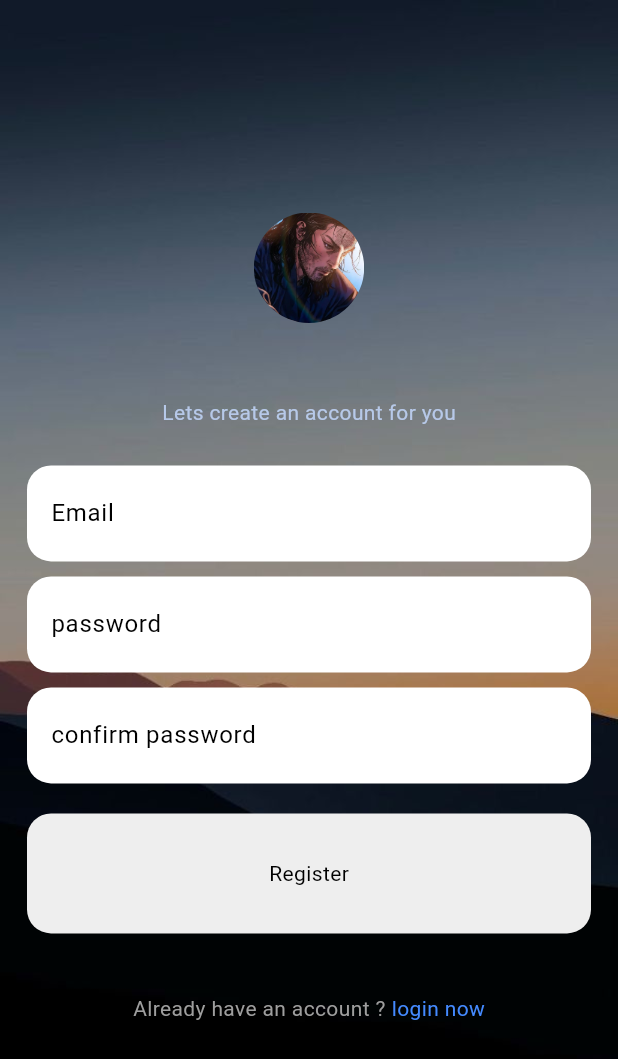
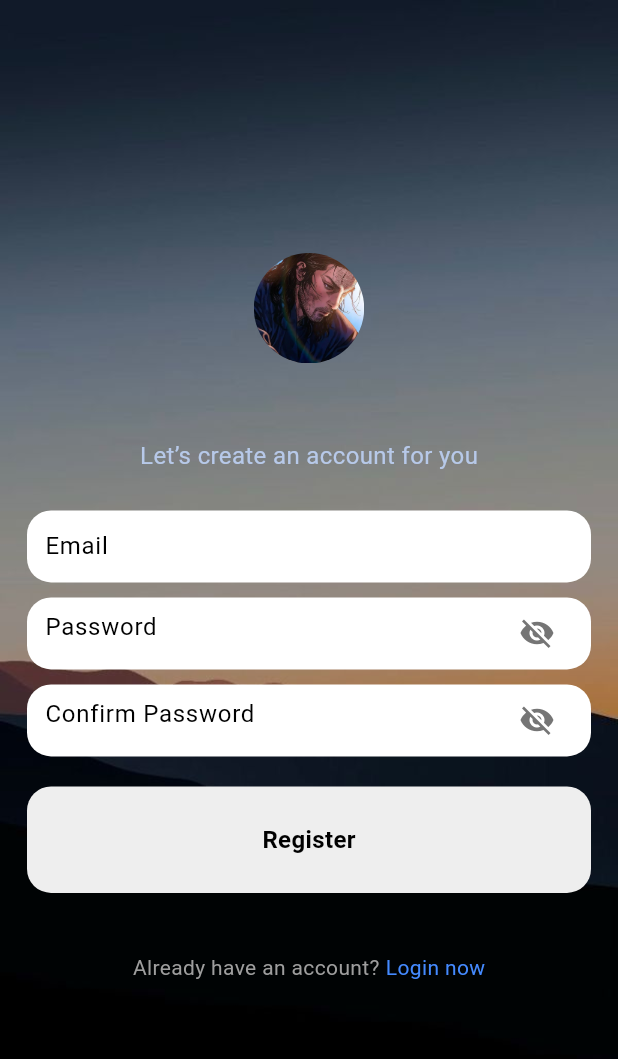
Before and after one commit to nerokome/nerochat, a Flutter app: the screen it shows after launch, after a tap on "Register now", on a phone screen of 412 x 824 dp. Shown: the top 1059 px of the screen. Run offline on Flutter 3.47's test engine with Material 3 defaults, Android fonts, the phone set to English and light mode, and no system bars; our stand-ins replace cloud_firestore, firebase_auth, firebase_core; accounts and stored records are empty; network calls fail.

```diff
--- a/lib/pages/Register_page.dart
+++ b/lib/pages/Register_page.dart
@@ -13,6 +13,10 @@ class _RegisterPageState extends State<RegisterPage> {
   final _emailController = TextEditingController();
   final _passWordController = TextEditingController();
   final _confirmPasswordController = TextEditingController();
+
+  bool _obscurePassword = true;
+  bool _obscureConfirmPassword = true;
+
   @override
   void dispose() {
     _emailController.dispose();
@@ -30,11 +34,8 @@ class _RegisterPageState extends State<RegisterPage> {
   }
 
   bool passwordConfirmed() {
-    if (_passWordController.text.trim() ==
-        _confirmPasswordController.text.trim()) {
-      return true;
-    } else
-      return false;
+    return _passWordController.text.trim() ==
+        _confirmPasswordController.text.trim();
   }
 
   @override
@@ -42,122 +43,112 @@ class _RegisterPageState extends State<RegisterPage> {
     return Scaffold(
       backgroundColor: Theme.of(context).colorScheme.background,
       body: Container(
-        decoration: BoxDecoration(
+        decoration: const BoxDecoration(
           image: DecorationImage(
             image: AssetImage('lib/images/pp.png'),
             fit: BoxFit.cover,
           ),
         ),
         child: Center(
+          child: SingleChildScrollView(
             child: Column(
               mainAxisAlignment: MainAxisAlignment.center,
-
               children: [
                 ClipOval(child: Image.asset('lib/images/vaga.png', scale: 10)),
-              SizedBox(height: 50),
-              Text(
-                'Lets create an account for you',
+                const SizedBox(height: 50),
+                const Text(
+                  'Let’s create an account for you',
                   style: TextStyle(
-                  color: const Color.fromARGB(255, 183, 201, 233),
+                    color: Color.fromARGB(255, 183, 201, 233),
+                    fontSize: 16,
                   ),
                 ),
-              SizedBox(height: 25),
+                const SizedBox(height: 25),
+
+                // Email
+                _buildInputField(
+                  controller: _emailController,
+                  hintText: 'Email',
+                  obscureText: false,
+                ),
+
+                const SizedBox(height: 10),
+
+                // Password
+                _buildInputField(
+                  controller: _passWordController,
+                  hintText: 'Password',
+                  obscureText: _obscurePassword,
+                  toggleVisibility: () {
+                    setState(() {
+                      _obscurePassword = !_obscurePassword;
+                    });
+                  },
+                  isPasswordField: true,
+                  isObscured: _obscurePassword,
+                ),
+
+                const SizedBox(height: 10),
+
+                // Confirm Password
+                _buildInputField(
+                  controller: _confirmPasswordController,
+                  hintText: 'Confirm Password',
+                  obscureText: _obscureConfirmPassword,
+                  toggleVisibility: () {
+                    setState(() {
+                      _obscureConfirmPassword = !_obscureConfirmPassword;
+                    });
+                  },
+                  isPasswordField: true,
+                  isObscured: _obscureConfirmPassword,
+                ),
+
+                const SizedBox(height: 20),
+
+                // Register button
                 Padding(
                   padding: const EdgeInsets.symmetric(horizontal: 18),
+
+                  child: GestureDetector(
+                    onTap: register,
                     child: Container(
-                  padding: EdgeInsets.all(8),
+                      padding: const EdgeInsets.all(24),
                       decoration: BoxDecoration(
                         borderRadius: BorderRadius.circular(16),
-                    color: Theme.of(context).colorScheme.tertiary,
+                        color: Theme.of(context).colorScheme.secondary,
                       ),
-                  child: Padding(
-                    padding: const EdgeInsets.only(left: 8),
-                    child: TextField(
-                      decoration: InputDecoration(
-                        border: InputBorder.none,
-                        hintText: 'Email',
-                      ),
-                      controller: _emailController,
+                      child: Center(
+                        child: Text(
+                          'Register',
+                          style: TextStyle(
+                            color: Theme.of(context).colorScheme.inversePrimary,
+                            fontWeight: FontWeight.bold,
+                            fontSize: 16,
                           ),
                         ),
                       ),
                     ),
-              SizedBox(height: 10),
-              Padding(
-                padding: const EdgeInsets.symmetric(horizontal: 18),
-                child: Container(
-                  padding: EdgeInsets.all(8),
-                  decoration: BoxDecoration(
-                    borderRadius: BorderRadius.circular(16),
-                    color: Theme.of(context).colorScheme.tertiary,
-                  ),
-                  child: Padding(
-                    padding: const EdgeInsets.only(left: 8),
-                    child: TextField(
-                      decoration: const InputDecoration(
-                        border: InputBorder.none,
-                        hintText: 'password',
-                      ),
-                      obscureText: true,
-                      controller: _passWordController,
                   ),
                 ),
-                ),
-              ),
-              SizedBox(height: 10),
-              Padding(
-                padding: const EdgeInsets.symmetric(horizontal: 18),
-                child: Container(
-                  padding: EdgeInsets.all(8),
-                  decoration: BoxDecoration(
-                    borderRadius: BorderRadius.circular(16),
-                    color: Theme.of(context).colorScheme.tertiary,
-                  ),
-                  child: Padding(
-                    padding: const EdgeInsets.only(left: 8),
-                    child: TextField(
-                      decoration: const InputDecoration(
-                        border: InputBorder.none,
-                        hintText: 'confirm password',
-                      ),
-                      obscureText: true,
-                      controller: _confirmPasswordController,
-                    ),
-                  ),
-                ),
-              ),
-              SizedBox(height: 20),
-              Padding(
-                padding: const EdgeInsets.symmetric(horizontal: 18),
-                child: GestureDetector(
-                  onTap: register,
-                  child: Container(
-                    child: Center(child: Text('Register')),
-                    padding: EdgeInsets.all(30),
-                    decoration: BoxDecoration(
-                      borderRadius: BorderRadius.circular(16),
 
-                      color: Theme.of(context).colorScheme.secondary,
-                    ),
-                  ),
-                ),
-              ),
-              SizedBox(height: 40),
+                const SizedBox(height: 40),
+
+                // Already have account
                 Row(
                   mainAxisAlignment: MainAxisAlignment.center,
-
                   children: [
                     Text(
-                    'Already have an account ?',
+                      'Already have an account?',
                       style: TextStyle(
                         color: Theme.of(context).colorScheme.primary,
                       ),
                     ),
-                  SizedBox(width: 4),
+                    const SizedBox(width: 4),
                     GestureDetector(
                       onTap: widget.showLoginPage,
-                    child: Text(
-                      'login now',
+                      child: const Text(
+                        'Login now',
                         style: TextStyle(color: Colors.blueAccent),
                       ),
                     ),
@@ -167,6 +158,45 @@ class _RegisterPageState extends State<RegisterPage> {
             ),
           ),
         ),
+      ),
+    );
+  }
+
+  Widget _buildInputField({
+    required TextEditingController controller,
+    required String hintText,
+    required bool obscureText,
+    VoidCallback? toggleVisibility,
+    bool isPasswordField = false,
+    bool isObscured = false,
+  }) {
+    return Padding(
+      padding: const EdgeInsets.symmetric(horizontal: 18),
+      child: Container(
+        padding: const EdgeInsets.symmetric(horizontal: 12),
+        decoration: BoxDecoration(
+          borderRadius: BorderRadius.circular(16),
+          color: Theme.of(context).colorScheme.tertiary,
+        ),
+        child: TextField(
+          controller: controller,
+          obscureText: obscureText,
+          decoration: InputDecoration(
+            border: InputBorder.none,
+            hintText: hintText,
+            suffixIcon:
+                isPasswordField
+                    ? IconButton(
+                      icon: Icon(
+                        isObscured ? Icons.visibility_off : Icons.visibility,
+                        color: Colors.grey[600],
+                      ),
+                      onPressed: toggleVisibility,
+                    )
+                    : null,
+          ),
+        ),
+      ),
     );
   }
 }
--- a/lib/pages/chat_page.dart
+++ b/lib/pages/chat_page.dart
@@ -27,7 +27,7 @@ class ChatPage extends StatelessWidget {
   Widget build(BuildContext context) {
     return Scaffold(
       appBar: AppBar(
-        backgroundColor: const Color.fromARGB(255, 187, 215, 238),
+        backgroundColor: const Color.fromARGB(255, 38, 92, 136),
         title: Text(recieverEmail),
       ),
       body: Container(
--- a/lib/pages/login_page.dart
+++ b/lib/pages/login_page.dart
@@ -13,12 +13,13 @@ class LoginPage extends StatefulWidget {
 class _LoginPageState extends State<LoginPage> {
   final _emailController = TextEditingController();
   final _passWordController = TextEditingController();
+  bool _obscurePassword = true;
 
   void login() {
     final _auth = AuthServices();
     _auth.signInWithEmailPasssword(
-      _emailController.text,
-      _passWordController.text,
+      _emailController.text.trim(),
+      _passWordController.text.trim(),
     );
   }
 
@@ -27,99 +28,87 @@ class _LoginPageState extends State<LoginPage> {
     return Scaffold(
       backgroundColor: Theme.of(context).colorScheme.background,
       body: Container(
-        decoration: BoxDecoration(
+        decoration: const BoxDecoration(
           image: DecorationImage(
             image: AssetImage('lib/images/pp.png'),
             fit: BoxFit.cover,
           ),
         ),
         child: Center(
+          child: SingleChildScrollView(
             child: Column(
               mainAxisAlignment: MainAxisAlignment.center,
-
               children: [
                 ClipOval(child: Image.asset('lib/images/vaga.png', scale: 10)),
-              SizedBox(height: 50),
-              Text(
+                const SizedBox(height: 50),
+                const Text(
                   'Welcome back',
                   style: TextStyle(
-                  color: const Color.fromARGB(255, 183, 201, 233),
+                    color: Color.fromARGB(255, 183, 201, 233),
+                    fontSize: 16,
                   ),
                 ),
-              SizedBox(height: 25),
-              Padding(
-                padding: const EdgeInsets.symmetric(horizontal: 18),
-                child: Container(
-                  padding: EdgeInsets.all(8),
-                  decoration: BoxDecoration(
-                    borderRadius: BorderRadius.circular(16),
-                    color: Theme.of(context).colorScheme.tertiary,
+                const SizedBox(height: 25),
+
+                // Email
+                _buildInputField(
+                  controller: _emailController,
+                  hintText: 'Email',
+                  obscureText: false,
                 ),
-                  child: Padding(
-                    padding: const EdgeInsets.only(left: 8),
-                    child: TextField(
-                      decoration: InputDecoration(
-                        border: InputBorder.none,
-                        hintText: 'Email',
+
+                const SizedBox(height: 10),
+
+                // Password
+                _buildInputField(
+                  controller: _passWordController,
+                  hintText: 'Password',
+                  obscureText: _obscurePassword,
+                  toggleVisibility: () {
+                    setState(() {
+                      _obscurePassword = !_obscurePassword;
+                    });
+                  },
+                  isPasswordField: true,
+                  isObscured: _obscurePassword,
                 ),
-                      controller: _emailController,
-                    ),
-                  ),
-                ),
-              ),
-              SizedBox(height: 10),
-              Padding(
-                padding: const EdgeInsets.symmetric(horizontal: 18),
-                child: Container(
-                  padding: EdgeInsets.all(8),
-                  decoration: BoxDecoration(
-                    borderRadius: BorderRadius.circular(16),
-                    color: Theme.of(context).colorScheme.tertiary,
-                  ),
-                  child: Padding(
-                    padding: const EdgeInsets.only(left: 8),
-                    child: TextField(
-                      decoration: const InputDecoration(
-                        border: InputBorder.none,
-                        hintText: 'password',
-                      ),
-                      obscureText: true,
-                      controller: _passWordController,
-                    ),
-                  ),
-                ),
-              ),
-              SizedBox(height: 20),
+
+                const SizedBox(height: 20),
+
+                // Login Button
                 Padding(
                   padding: const EdgeInsets.symmetric(horizontal: 18),
                   child: GestureDetector(
                     onTap: login,
                     child: Container(
-                    child: Center(child: Text('Login')),
-                    padding: EdgeInsets.all(30),
+                      padding: const EdgeInsets.all(24),
                       decoration: BoxDecoration(
                         borderRadius: BorderRadius.circular(16),
-
                         color: Theme.of(context).colorScheme.secondary,
+                      ),
+                      child: const Center(
+                        child: Text('Login', style: TextStyle(fontSize: 16)),
                       ),
                     ),
                   ),
                 ),
-              SizedBox(height: 40),
+
+                const SizedBox(height: 40),
+
+                // Register link
                 Row(
                   mainAxisAlignment: MainAxisAlignment.center,
-
                   children: [
                     Text(
-                    'Not a member ?',
+                      'Not a member?',
                       style: TextStyle(
                         color: Theme.of(context).colorScheme.primary,
                       ),
                     ),
-                  SizedBox(width: 4),
+                    const SizedBox(width: 4),
                     GestureDetector(
                       onTap: widget.showRegisterPage,
-                    child: Text(
+                      child: const Text(
                         'Register now',
                         style: TextStyle(color: Colors.blueAccent),
                       ),
@@ -130,6 +119,45 @@ class _LoginPageState extends State<LoginPage> {
             ),
           ),
         ),
+      ),
+    );
+  }
+
+  Widget _buildInputField({
+    required TextEditingController controller,
+    required String hintText,
+    required bool obscureText,
+    VoidCallback? toggleVisibility,
+    bool isPasswordField = false,
+    bool isObscured = false,
+  }) {
+    return Padding(
+      padding: const EdgeInsets.symmetric(horizontal: 18),
+      child: Container(
+        padding: const EdgeInsets.symmetric(horizontal: 12),
+        decoration: BoxDecoration(
+          borderRadius: BorderRadius.circular(16),
+          color: Theme.of(context).colorScheme.tertiary,
+        ),
+        child: TextField(
+          controller: controller,
+          obscureText: obscureText,
+          decoration: InputDecoration(
+            border: InputBorder.none,
+            hintText: hintText,
+            suffixIcon:
+                isPasswordField
+                    ? IconButton(
+                      icon: Icon(
+                        isObscured ? Icons.visibility_off : Icons.visibility,
+                        color: Colors.grey[600],
+                      ),
+                      onPressed: toggleVisibility,
+                    )
+                    : null,
+          ),
+        ),
+      ),
     );
   }
 }
```
Also changed, not shown: lib/components/my_drawer.dart (+87 -26 lines), lib/pages/home_page.dart (+47 -22 lines), 1 other file. Lines whose indentation alone changed are shown as unchanged.
